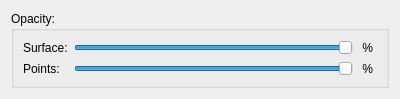
This is rtUI/EPOptions.ui in pengwg/vurtigo as Qt 5 draws it before an edit. The edited form follows.
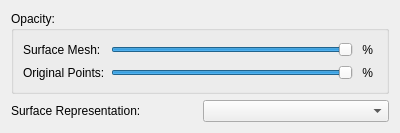
This is the edited form.

Commit message:
Added mesh representation to the EP object BugID:708 Analysis:
Resolution:

Reviewed by:

Patch:
```diff
--- a/rtUI/EPOptions.ui
+++ b/rtUI/EPOptions.ui
@@ -7,7 +7,7 @@
     <x>0</x>
     <y>0</y>
     <width>400</width>
-    <height>98</height>
+    <height>133</height>
    </rect>
   </property>
   <property name="windowTitle">
@@ -23,7 +23,7 @@
       <item row="0" column="0">
        <widget class="QLabel" name="label">
         <property name="text">
-         <string>Surface:</string>
+         <string>Surface Mesh:</string>
         </property>
        </widget>
       </item>
@@ -50,7 +50,7 @@
       <item row="1" column="0">
        <widget class="QLabel" name="label_2">
         <property name="text">
-         <string>Points:</string>
+         <string>Original Points:</string>
         </property>
        </widget>
       </item>
@@ -77,6 +77,24 @@
      </layout>
     </widget>
    </item>
+   <item>
+    <layout class="QHBoxLayout" name="horizontalLayout">
+     <item>
+      <widget class="QLabel" name="label_3">
+       <property name="text">
+        <string>Surface Representation:</string>
+       </property>
+      </widget>
+     </item>
+     <item>
+      <widget class="QComboBox" name="repComboBox">
+       <property name="currentIndex">
+        <number>-1</number>
+       </property>
+      </widget>
+     </item>
+    </layout>
+   </item>
   </layout>
  </widget>
  <resources/>
```
The commit also changes 2 other files.
